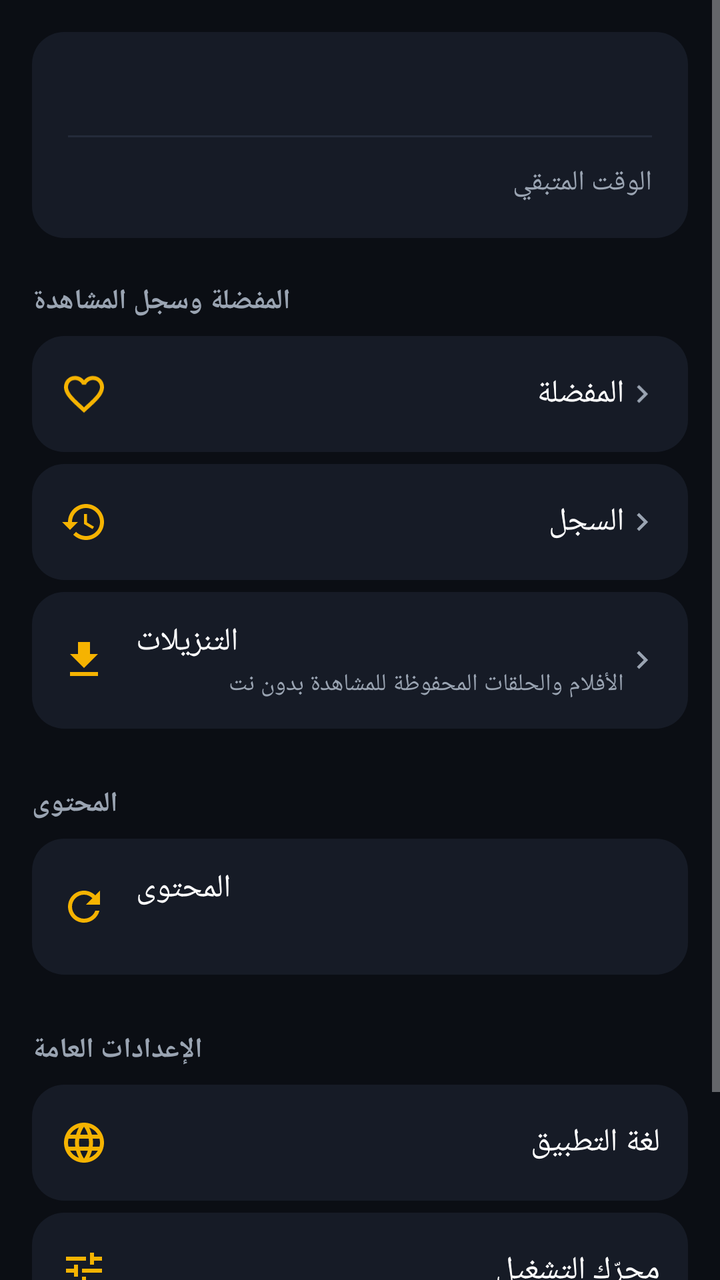
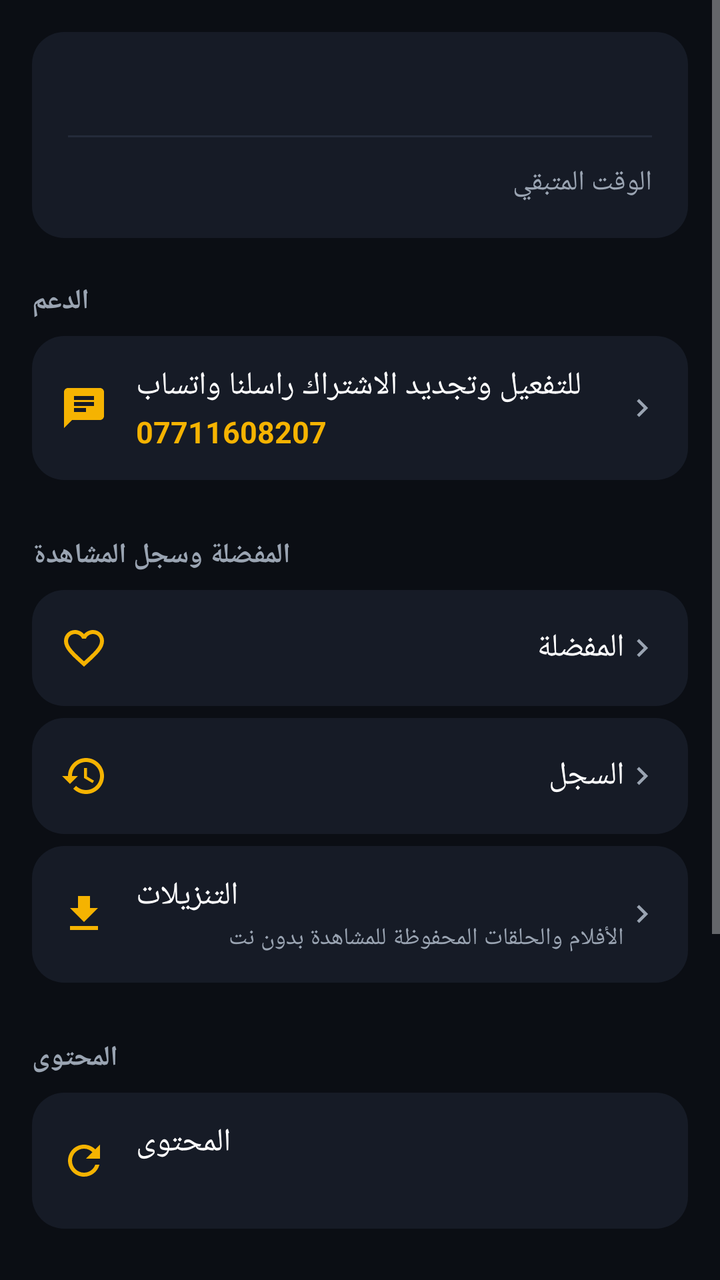

Screens rendered from an Android XML layout before and after an edit, with the pre-edit source and the edit as a unified diff.
<!-- AndroidManifest.xml: application theme Theme.KaraPro -->
<!-- res/layout/fragment_more.xml -->
<?xml version="1.0" encoding="utf-8"?>
<ScrollView xmlns:android="http://schemas.android.com/apk/res/android"
    android:layout_width="match_parent"
    android:layout_height="match_parent"
    android:background="@color/bg_dark"
    android:fillViewport="true">

    <LinearLayout
        android:layout_width="match_parent"
        android:layout_height="wrap_content"
        android:orientation="vertical"
        android:padding="16dp">

        
        <LinearLayout
            android:layout_width="match_parent"
            android:layout_height="wrap_content"
            android:orientation="vertical"
            android:background="@drawable/bg_card"
            android:padding="18dp">

            <TextView
                android:id="@+id/tvName"
                android:layout_width="match_parent"
                android:layout_height="wrap_content"
                android:textColor="@color/text_primary"
                android:textSize="16sp"
                android:textStyle="bold"
                android:maxLines="2"
                android:ellipsize="end" />

            <View android:layout_width="match_parent" android:layout_height="1dp"
                android:layout_marginVertical="12dp" android:background="@color/divider" />

            <LinearLayout android:layout_width="match_parent" android:layout_height="wrap_content"
                android:orientation="horizontal">
                <TextView android:layout_width="0dp" android:layout_height="wrap_content"
                    android:layout_weight="1" android:text="@string/remaining_time"
                    android:textColor="@color/text_secondary" android:textSize="14sp" />
                <TextView android:id="@+id/tvRemaining" android:layout_width="wrap_content"
                    android:layout_height="wrap_content" android:textColor="@color/accent"
                    android:textSize="15sp" android:textStyle="bold" />
            </LinearLayout>
        </LinearLayout>

        
        <TextView style="@style/MoreSection" android:text="@string/section_library" />

        <LinearLayout android:id="@+id/rowFavorites" style="@style/MoreRow">
            <ImageView style="@style/MoreRowIcon" android:src="@drawable/ic_favorite_border" />
            <TextView style="@style/MoreRowTitle" android:text="@string/menu_favorites" />
            <ImageView style="@style/MoreRowChevron" />
        </LinearLayout>

        <LinearLayout android:id="@+id/rowHistory" style="@style/MoreRow">
            <ImageView style="@style/MoreRowIcon" android:src="@drawable/ic_history" />
            <TextView style="@style/MoreRowTitle" android:text="@string/menu_history" />
            <ImageView style="@style/MoreRowChevron" />
        </LinearLayout>

        <LinearLayout android:id="@+id/rowDownloads" style="@style/MoreRow">
            <ImageView style="@style/MoreRowIcon" android:src="@drawable/ic_download" />
            <LinearLayout style="@style/MoreRowTextBox">
                <TextView style="@style/MoreRowTitleInline" android:text="@string/menu_downloads" />
                <TextView style="@style/MoreRowSubtitle" android:text="@string/menu_downloads_sub" />
            </LinearLayout>
            <ImageView style="@style/MoreRowChevron" />
        </LinearLayout>

        
        <TextView style="@style/MoreSection" android:text="@string/section_content" />

        <LinearLayout android:id="@+id/rowUpdate" style="@style/MoreRow">
            <ImageView style="@style/MoreRowIcon" android:src="@drawable/ic_refresh" />
            <LinearLayout style="@style/MoreRowTextBox">
                <TextView style="@style/MoreRowTitleInline" android:text="@string/section_content" />
                <TextView android:id="@+id/tvCounts" style="@style/MoreRowSubtitle" />
            </LinearLayout>
            <ProgressBar android:id="@+id/updateProgress" android:layout_width="22dp"
                android:layout_height="22dp" android:indeterminateTint="@color/accent"
                android:visibility="gone" />
        </LinearLayout>

        
        <TextView style="@style/MoreSection" android:text="@string/section_general" />

        <LinearLayout android:id="@+id/rowLanguage" style="@style/MoreRow">
            <ImageView style="@style/MoreRowIcon" android:src="@drawable/ic_language" />
            <TextView style="@style/MoreRowTitle" android:text="@string/menu_language" />
            <TextView android:id="@+id/tvLangValue" style="@style/MoreRowValue" />
        </LinearLayout>

        <LinearLayout android:id="@+id/rowEngine" style="@style/MoreRow">
            <ImageView style="@style/MoreRowIcon" android:src="@drawable/ic_engine" />
            <TextView style="@style/MoreRowTitle" android:text="@string/menu_engine" />
            <TextView android:id="@+id/tvEngineValue" style="@style/MoreRowValue" />
        </LinearLayout>

        <LinearLayout android:id="@+id/rowLogout" style="@style/MoreRow">
            <ImageView style="@style/MoreRowIcon" android:src="@drawable/ic_logout" />
            <TextView style="@style/MoreRowTitle" android:text="@string/logout" />
        </LinearLayout>
    </LinearLayout>
</ScrollView>
<!-- resources referenced by this layout -->
<resources>
  <color name="accent">#F5B301</color>
  <color name="bg_dark">#0B0E14</color>
  <color name="divider">#242B3A</color>
  <color name="text_primary">#FFFFFF</color>
  <color name="text_secondary">#9AA4B2</color>
  <!-- drawable bg_card (drawable) -->
  <?xml version="1.0" encoding="utf-8"?>
  <shape xmlns:android="http://schemas.android.com/apk/res/android" android:shape="rectangle">
      <solid android:color="@color/bg_card" />
      <corners android:radius="16dp" />
  </shape>
  <!-- drawable ic_download (drawable) -->
  <vector xmlns:android="http://schemas.android.com/apk/res/android" android:width="24dp" android:height="24dp" android:viewportWidth="24" android:viewportHeight="24">
  <path android:fillColor="@android:color/white" android:pathData="M19,9h-4L15,3L9,3v6L5,9l7,7 7,-7zM5,18v2h14v-2L5,18z"/></vector>
  <string name="logout">تسجيل الخروج</string>
  <string name="menu_downloads">التنزيلات</string>
  <string name="menu_downloads_sub">الأفلام والحلقات المحفوظة للمشاهدة بدون نت</string>
  <string name="menu_engine">محرّك التشغيل</string>
  <string name="menu_favorites">المفضلة</string>
  <string name="menu_history">السجل</string>
  <string name="menu_language">لغة التطبيق</string>
  <string name="remaining_time">الوقت المتبقي</string>
  <string name="section_content">المحتوى</string>
  <string name="section_general">الإعدادات العامة</string>
  <string name="section_library">المفضلة وسجل المشاهدة</string>
  <style name="MoreRowChevron">
          <item name="android:layout_width">18dp</item>
          <item name="android:layout_height">18dp</item>
          <item name="android:src">@drawable/ic_chevron</item>
      </style>
  <style name="MoreRowIcon">
          <item name="android:layout_width">24dp</item>
          <item name="android:layout_height">24dp</item>
          <item name="android:layout_marginEnd">14dp</item>
          <item name="android:tint">@color/accent</item>
      </style>
  <style name="MoreRowTextBox">
          <item name="android:layout_width">0dp</item>
          <item name="android:layout_height">wrap_content</item>
          <item name="android:layout_weight">1</item>
          <item name="android:orientation">vertical</item>
      </style>
  <style name="MoreRowTitle">
          <item name="android:layout_width">0dp</item>
          <item name="android:layout_height">wrap_content</item>
          <item name="android:layout_weight">1</item>
          <item name="android:textColor">@color/text_primary</item>
          <item name="android:textSize">16sp</item>
      </style>
  <style name="MoreRowTitleInline">
          <item name="android:layout_width">wrap_content</item>
          <item name="android:layout_height">wrap_content</item>
          <item name="android:textColor">@color/text_primary</item>
          <item name="android:textSize">16sp</item>
      </style>
  <style name="MoreRowValue">
          <item name="android:layout_width">wrap_content</item>
          <item name="android:layout_height">wrap_content</item>
          <item name="android:textColor">@color/text_secondary</item>
          <item name="android:textSize">14sp</item>
      </style>
  <color name="bg_card">#161B26</color>
  <color name="accent_dark">#C68F00</color>
  <color name="black">#000000</color>
  <!-- unchanged entries left out for length: 11 -->
</resources>

<!-- the commit's change to res/layout/fragment_more.xml (unified diff, before → after) -->
@@ -41,6 +41,22 @@
                     android:layout_height="wrap_content" android:textColor="@color/accent"
                     android:textSize="15sp" android:textStyle="bold" />
             </LinearLayout>
+        </LinearLayout>
+
+        
+        <TextView style="@style/MoreSection" android:text="@string/section_support" />
+
+        <LinearLayout android:id="@+id/rowSupport" style="@style/MoreRow">
+            <ImageView style="@style/MoreRowIcon" android:src="@drawable/ic_support" />
+            <LinearLayout style="@style/MoreRowTextBox">
+                <TextView style="@style/MoreRowTitleInline" android:text="@string/support_text" />
+                <TextView style="@style/MoreRowSubtitle"
+                    android:text="@string/support_number"
+                    android:textColor="@color/accent"
+                    android:textStyle="bold"
+                    android:textSize="15sp" />
+            </LinearLayout>
+            <ImageView style="@style/MoreRowChevron" />
         </LinearLayout>
 
         
<!-- resource entries referenced after the edit -->
@@ -14,6 +14,13 @@
   <!-- drawable ic_download (drawable) -->
   <vector xmlns:android="http://schemas.android.com/apk/res/android" android:width="24dp" android:height="24dp" android:viewportWidth="24" android:viewportHeight="24">
   <path android:fillColor="@android:color/white" android:pathData="M19,9h-4L15,3L9,3v6L5,9l7,7 7,-7zM5,18v2h14v-2L5,18z"/></vector>
+  <!-- drawable ic_support (drawable) -->
+  <vector xmlns:android="http://schemas.android.com/apk/res/android"
+      android:width="24dp" android:height="24dp"
+      android:viewportWidth="24" android:viewportHeight="24">
+      <path android:fillColor="@android:color/white"
+          android:pathData="M20,2H4C2.9,2 2,2.9 2,4v18l4,-4h14c1.1,0 2,-0.9 2,-2V4C22,2.9 21.1,2 20,2zM7,9h10v2H7V9zM13,14H7v-2h6V14zM17,8H7V6h10V8z" />
+  </vector>
   <string name="logout">تسجيل الخروج</string>
   <string name="menu_downloads">التنزيلات</string>
   <string name="menu_downloads_sub">الأفلام والحلقات المحفوظة للمشاهدة بدون نت</string>
@@ -25,6 +32,9 @@
   <string name="section_content">المحتوى</string>
   <string name="section_general">الإعدادات العامة</string>
   <string name="section_library">المفضلة وسجل المشاهدة</string>
+  <string name="section_support">الدعم</string>
+  <string name="support_number">07711608207</string>
+  <string name="support_text">للتفعيل وتجديد الاشتراك راسلنا واتساب</string>
   <style name="MoreRowChevron">
           <item name="android:layout_width">18dp</item>
           <item name="android:layout_height">18dp</item>
